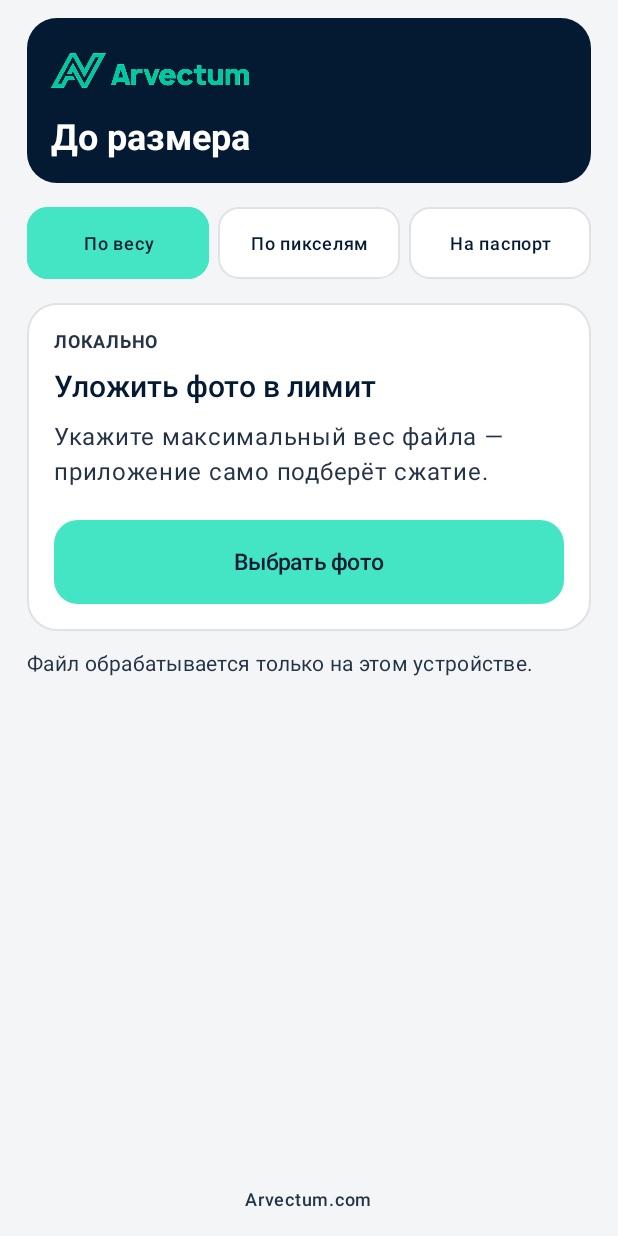
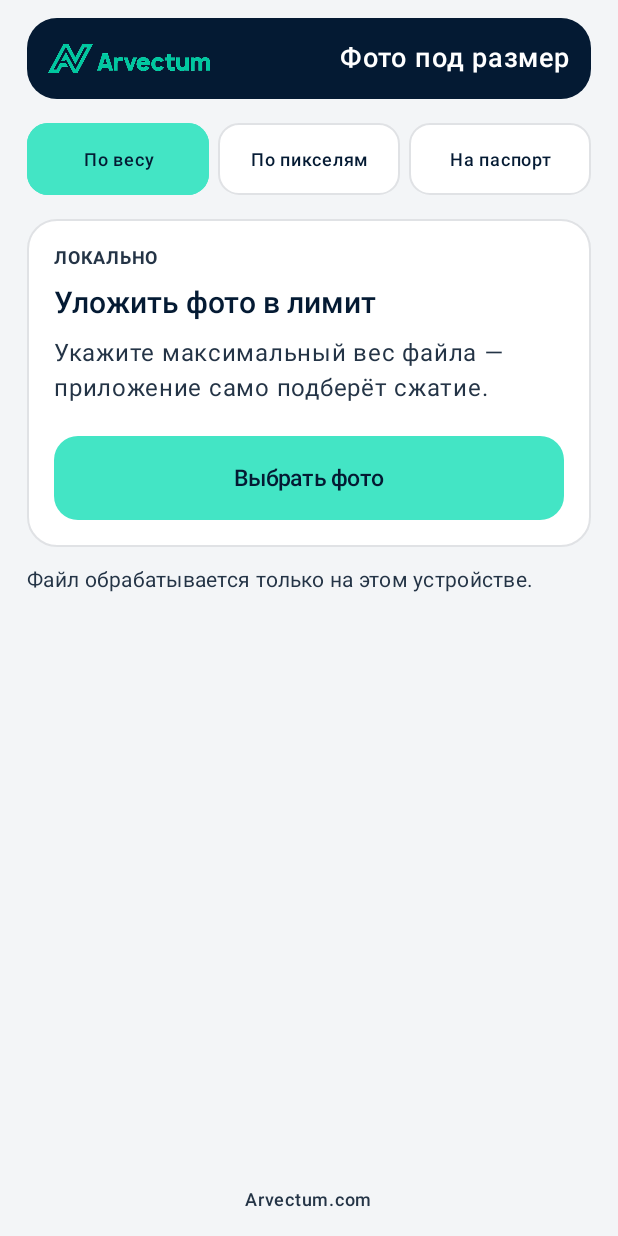
Before and after one commit to arvectum2/arvectum-tools, an Android app built with Jetpack Compose: the screen it shows after launch (MainActivity), on a phone screen of 412 x 824 dp. Run offline under Robolectric (Android 15) with nearby library versions, the light colour scheme and no system bars.

Commit message:
release: prepare Фото под размер 0.4.0 for RuStore

```diff
--- a/app/src/main/java/ru/arvectum/tools/tosize/ui/BrandComponents.kt
+++ b/app/src/main/java/ru/arvectum/tools/tosize/ui/BrandComponents.kt
@@ -42,7 +42,7 @@ import ru.arvectum.tools.tosize.ToolMode
 @Composable
 fun BrandHeader(
     modifier: Modifier = Modifier,
-    title: String = "До размера",
+    title: String = "Фото под размер",
 ) {
     Surface(
         modifier = modifier.fillMaxWidth(),
@@ -50,25 +50,28 @@ fun BrandHeader(
         color = ArvectumDeepNavy,
         contentColor = ArvectumWhite,
     ) {
-        Column(
-            modifier = Modifier.padding(
-                horizontal = 16.dp,
-                vertical = 14.dp,
-            ),
+        Row(
+            modifier = Modifier
+                .fillMaxWidth()
+                .padding(horizontal = 14.dp, vertical = 10.dp),
+            verticalAlignment = Alignment.CenterVertically,
         ) {
             Image(
                 painter = painterResource(R.drawable.arvectum_wordmark),
                 contentDescription = "Логотип Arvectum",
                 modifier = Modifier
-                    .width(132.dp)
-                    .height(42.dp),
+                    .width(108.dp)
+                    .height(34.dp),
                 contentScale = ContentScale.Fit,
             )
-            Spacer(Modifier.height(8.dp))
+            Spacer(Modifier.weight(1f))
             Text(
                 text = title,
-                style = MaterialTheme.typography.headlineSmall,
                 color = ArvectumWhite,
+                fontSize = 18.sp,
+                fontWeight = FontWeight.SemiBold,
+                maxLines = 1,
+                overflow = TextOverflow.Ellipsis,
             )
         }
     }
--- a/app/src/main/res/mipmap-anydpi/ic_launcher.xml
+++ b/app/src/main/res/mipmap-anydpi/ic_launcher.xml
@@ -1,6 +1,6 @@
 <?xml version="1.0" encoding="utf-8"?>
 <adaptive-icon xmlns:android="http://schemas.android.com/apk/res/android">
     <background android:drawable="@color/icon_background" />
-    <foreground android:drawable="@drawable/arvectum_icon" />
-    <monochrome android:drawable="@drawable/ic_launcher_foreground" />
+    <foreground android:drawable="@drawable/photo_fit_foreground" />
+    <monochrome android:drawable="@drawable/photo_fit_foreground" />
 </adaptive-icon>
--- a/app/src/main/res/mipmap-anydpi/ic_launcher_round.xml
+++ b/app/src/main/res/mipmap-anydpi/ic_launcher_round.xml
@@ -1,6 +1,6 @@
 <?xml version="1.0" encoding="utf-8"?>
 <adaptive-icon xmlns:android="http://schemas.android.com/apk/res/android">
     <background android:drawable="@color/icon_background" />
-    <foreground android:drawable="@drawable/arvectum_icon" />
-    <monochrome android:drawable="@drawable/ic_launcher_foreground" />
+    <foreground android:drawable="@drawable/photo_fit_foreground" />
+    <monochrome android:drawable="@drawable/photo_fit_foreground" />
 </adaptive-icon>
--- a/app/src/main/res/values/strings.xml
+++ b/app/src/main/res/values/strings.xml
@@ -1,4 +1,4 @@
 <?xml version="1.0" encoding="utf-8"?>
 <resources>
-    <string name="app_name">До размера</string>
+    <string name="app_name">Фото под размер</string>
 </resources>
```
Also changed, not shown: app/build.gradle.kts (+30 -8 lines), app/src/main/res/drawable-nodpi/photo_fit_foreground.png (added), 11 other files.
